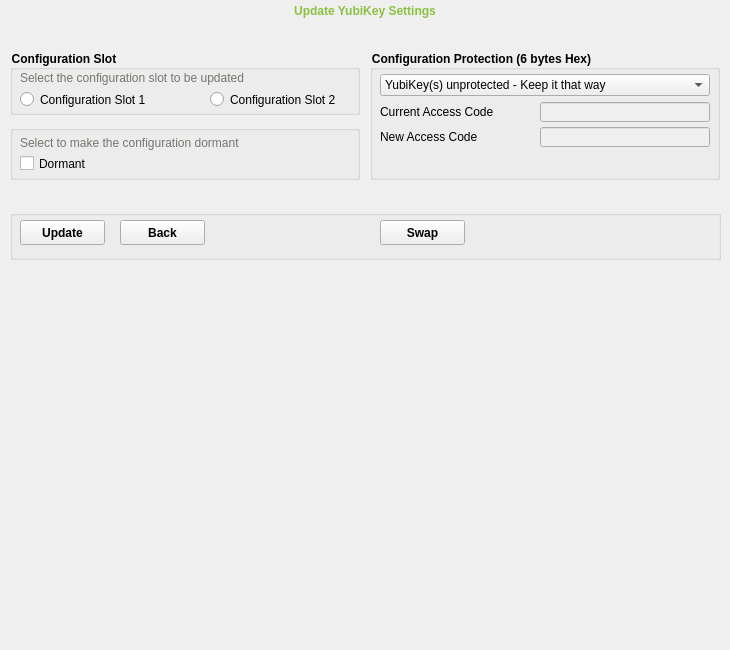
The window that src/ui/settingpage.ui (Yubico/yubikey-personalization-gui) describes before a commit, drawn with Qt 5.
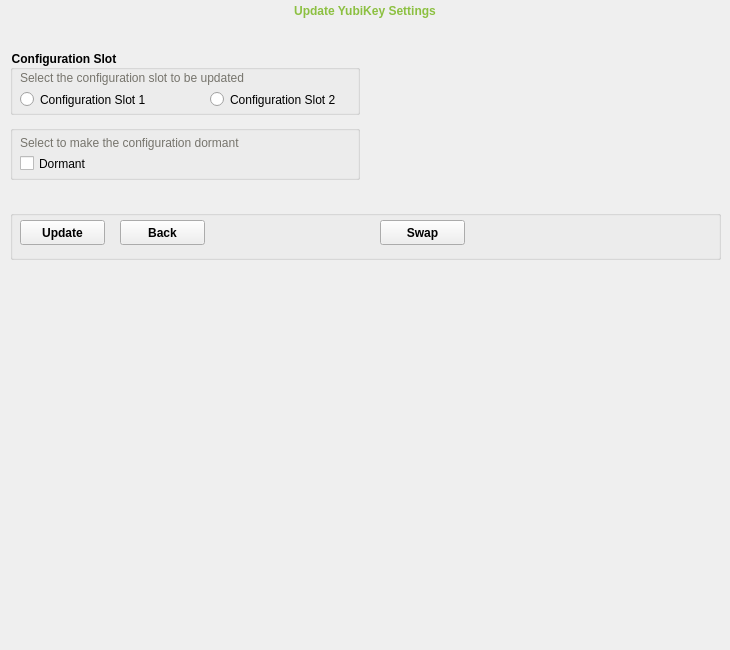
The same window after the commit. The open tabs and pages were chosen to show the change. Icons and pictures are not drawn. Custom widgets are drawn as their Qt base class.

Commit message: refactor settingpage usage of access code to use new box

What changed in the file:
```diff
--- a/src/ui/settingpage.ui
+++ b/src/ui/settingpage.ui
@@ -1432,200 +1432,26 @@
      </property>
     </widget>
    </widget>
-   <widget class="QGroupBox" name="configProtectionBox">
+   <widget class="YubiAccBox" name="configProtectionBox" native="true">
     <property name="geometry">
      <rect>
       <x>370</x>
       <y>50</y>
       <width>350</width>
-      <height>130</height>
+      <height>117</height>
      </rect>
     </property>
-    <property name="styleSheet">
-     <string notr="true">font-weight: bold;
-</string>
-    </property>
-    <property name="title">
-     <string>Configuration Protection (6 bytes Hex)</string>
-    </property>
-    <widget class="QComboBox" name="configProtectionCombo">
-     <property name="geometry">
-      <rect>
-       <x>10</x>
-       <y>24</y>
-       <width>330</width>
-       <height>22</height>
-      </rect>
-     </property>
-     <property name="styleSheet">
-      <string notr="true">font-weight: normal;</string>
-     </property>
-     <item>
-      <property name="text">
-       <string>YubiKey(s) unprotected - Keep it that way</string>
-      </property>
-     </item>
-     <item>
-      <property name="text">
-       <string>YubiKey(s) unprotected - Enable protection</string>
-      </property>
-     </item>
-     <item>
-      <property name="text">
-       <string>YubiKey(s) protected - Disable protection</string>
-      </property>
-     </item>
-     <item>
-      <property name="text">
-       <string>YubiKey(s) protected - Keep it that way</string>
-      </property>
-     </item>
-     <item>
-      <property name="text">
-       <string>YubiKey(s) protected - Change access code</string>
-      </property>
-     </item>
-    </widget>
-    <widget class="QLineEdit" name="currentAccessCodeTxt">
-     <property name="enabled">
-      <bool>false</bool>
-     </property>
-     <property name="geometry">
-      <rect>
-       <x>170</x>
-       <y>52</y>
-       <width>170</width>
-       <height>20</height>
-      </rect>
-     </property>
-     <property name="styleSheet">
-      <string notr="true">font-weight: normal;</string>
-     </property>
-     <property name="inputMask">
-      <string>hh hh hh hh hh hh; </string>
-     </property>
-     <property name="text">
-      <string>     </string>
-     </property>
-     <property name="maxLength">
-      <number>17</number>
-     </property>
-     <property name="cursorPosition">
-      <number>17</number>
-     </property>
-    </widget>
-    <widget class="QLabel" name="currentAccessCodeLbl">
-     <property name="geometry">
-      <rect>
-       <x>10</x>
-       <y>52</y>
-       <width>141</width>
-       <height>20</height>
-      </rect>
-     </property>
-     <property name="styleSheet">
-      <string notr="true">font-weight:normal;</string>
-     </property>
-     <property name="text">
-      <string>Current Access Code</string>
-     </property>
-    </widget>
-    <widget class="QLabel" name="newAccessCodeLbl">
-     <property name="geometry">
-      <rect>
-       <x>10</x>
-       <y>77</y>
-       <width>141</width>
-       <height>20</height>
-      </rect>
-     </property>
-     <property name="styleSheet">
-      <string notr="true">font-weight:normal;</string>
-     </property>
-     <property name="text">
-      <string>New Access Code</string>
-     </property>
-    </widget>
-    <widget class="QLineEdit" name="newAccessCodeTxt">
-     <property name="enabled">
-      <bool>false</bool>
-     </property>
-     <property name="geometry">
-      <rect>
-       <x>170</x>
-       <y>77</y>
-       <width>170</width>
-       <height>20</height>
-      </rect>
-     </property>
-     <property name="sizePolicy">
-      <sizepolicy hsizetype="Fixed" vsizetype="Fixed">
-       <horstretch>0</horstretch>
-       <verstretch>0</verstretch>
-      </sizepolicy>
-     </property>
-     <property name="styleSheet">
-      <string notr="true">font-weight: normal;</string>
-     </property>
-     <property name="inputMask">
-      <string>hh hh hh hh hh hh; </string>
-     </property>
-     <property name="text">
-      <string>     </string>
-     </property>
-     <property name="maxLength">
-      <number>17</number>
-     </property>
-     <property name="cursorPosition">
-      <number>17</number>
-     </property>
-    </widget>
-    <widget class="QPushButton" name="configProtectionHelpBtn">
-     <property name="geometry">
-      <rect>
-       <x>325</x>
-       <y>0</y>
-       <width>16</width>
-       <height>16</height>
-      </rect>
-     </property>
-     <property name="sizePolicy">
-      <sizepolicy hsizetype="Ignored" vsizetype="Ignored">
-       <horstretch>0</horstretch>
-       <verstretch>0</verstretch>
-      </sizepolicy>
-     </property>
-     <property name="cursor">
-      <cursorShape>PointingHandCursor</cursorShape>
-     </property>
-     <property name="contextMenuPolicy">
-      <enum>Qt::DefaultContextMenu</enum>
-     </property>
-     <property name="layoutDirection">
-      <enum>Qt::LeftToRight</enum>
-     </property>
-     <property name="autoFillBackground">
-      <bool>false</bool>
-     </property>
-     <property name="styleSheet">
-      <string notr="true">background-image: url(:/res/images/question.png);
-color: lightgray;
-border-radius: 10px;
-</string>
-     </property>
-     <property name="text">
-      <string/>
-     </property>
-     <property name="autoDefault">
-      <bool>false</bool>
-     </property>
-     <property name="default">
-      <bool>false</bool>
-     </property>
-    </widget>
    </widget>
   </widget>
  </widget>
+ <customwidgets>
+  <customwidget>
+   <class>YubiAccBox</class>
+   <extends>QWidget</extends>
+   <header>yubiaccbox.h</header>
+   <container>1</container>
+  </customwidget>
+ </customwidgets>
  <tabstops>
   <tabstop>custPrefixCheck</tabstop>
   <tabstop>custPrefixDecTxt</tabstop>
```
Left out of the diff: 2 changed lines with no effect on the pictures. The commit also changes 2 other files.
